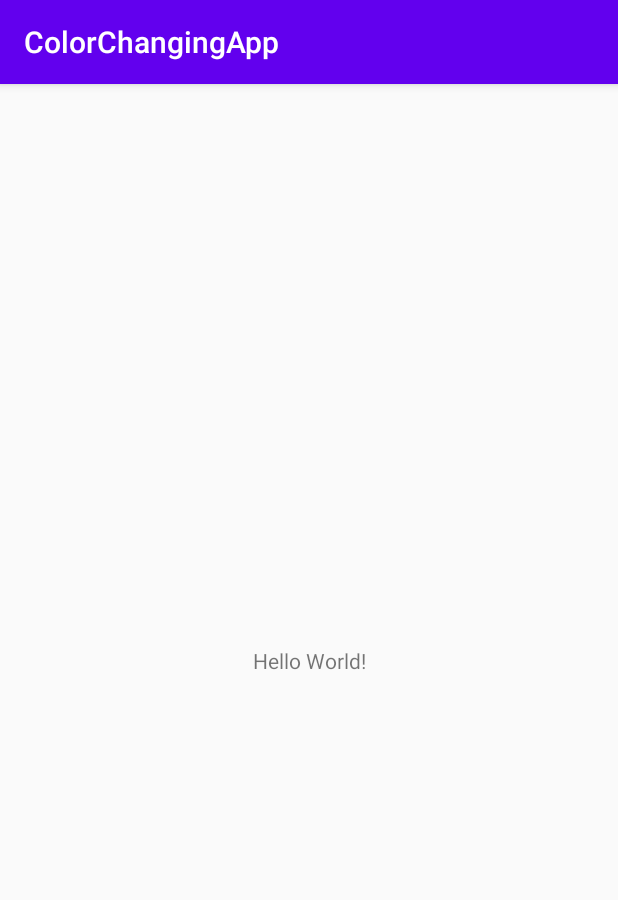
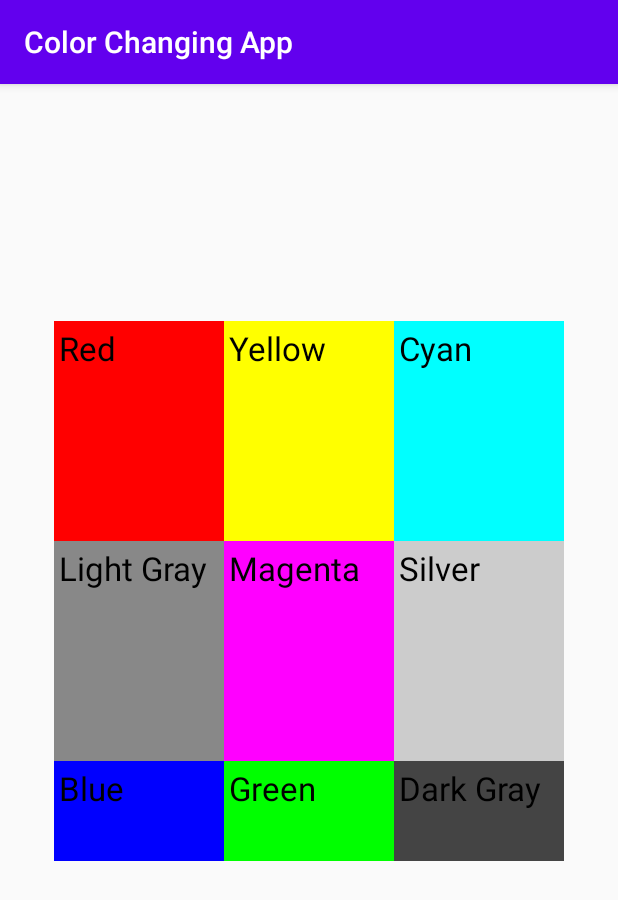
Before and after one commit to ShigureChen/Assignment04_ColorChangingApp, an Android app: the screen it shows after launch (MainActivity), on a phone screen of 412 x 824 dp. Shown: the top 900 px of the screen. Run offline under Robolectric (Android 15) with nearby library versions, the phone set to English and light mode, and no system bars.

Commit message:
Complete main activity with girdView, second activity is still under construction.

```diff
--- a/app/src/main/AndroidManifest.xml
+++ b/app/src/main/AndroidManifest.xml
@@ -9,6 +9,7 @@
         android:roundIcon="@mipmap/ic_launcher_round"
         android:supportsRtl="true"
         android:theme="@style/AppTheme">
+        <activity android:name=".MainActivity2"></activity>
         <activity android:name=".MainActivity">
             <intent-filter>
                 <action android:name="android.intent.action.MAIN" />
--- /dev/null
+++ b/app/src/main/java/edu/temple/colorchangingapp/GridAdapter.java
@@ -0,0 +1,48 @@
+package edu.temple.colorchangingapp;
+
+import android.content.Context;
+import android.graphics.Color;
+import android.view.View;
+import android.view.ViewGroup;
+import android.widget.BaseAdapter;
+import android.widget.TextView;
+
+public class GridAdapter extends BaseAdapter
+{
+    Context context;
+    String[] colourStr;
+    int[] colourInt;
+    public GridAdapter(Context context, String[] colourStr, int[] colourInt)
+    {
+        this.context = context;
+        this.colourStr = colourStr;
+        this.colourInt = colourInt;
+    }
+
+    @Override
+    public int getCount() {
+        return colourInt.length;
+    }
+
+    @Override
+    public Object getItem(int i) {
+        return colourStr[i];
+    }
+
+    @Override
+    public long getItemId(int i) {
+        return colourInt[i];
+    }
+
+    @Override
+    public View getView(int position, View convertView, ViewGroup viewGroup) {
+        TextView textView = new TextView(context);
+        textView.setText(colourStr[position]);
+        textView.setPadding(5, 5, 5, 5);
+        textView.setTextSize(22);
+        textView.setTextColor(Color.BLACK);
+        textView.setBackgroundColor(colourInt[position]);
+        textView.setHeight(220);
+        return textView;
+    }
+}
--- a/app/src/main/java/edu/temple/colorchangingapp/MainActivity.java
+++ b/app/src/main/java/edu/temple/colorchangingapp/MainActivity.java
@@ -2,15 +2,63 @@ package edu.temple.colorchangingapp;
 
 import androidx.appcompat.app.AppCompatActivity;
 
+import android.content.Context;
+import android.content.Intent;
+import android.graphics.Color;
 import android.os.Bundle;
+import android.view.View;
+import android.widget.AdapterView;
+import android.widget.GridView;
 
 public class MainActivity extends AppCompatActivity {
+
+    GridView gridView;
+    Context context;
 
     @Override
     protected void onCreate(Bundle savedInstanceState) {
         super.onCreate(savedInstanceState);
         setContentView(R.layout.activity_main);
 
+        String[] colourStr = new String[9];
+
+        colourStr[0] = "Red";
+        colourStr[1] = "Yellow";
+        colourStr[2] = "Cyan";
+        colourStr[3] = "Light Gray";
+        colourStr[4] = "Magenta";
+        colourStr[5] = "Silver";
+        colourStr[6] = "Blue";
+        colourStr[7] = "Green";
+        colourStr[8] = "Dark Gray";
+
+        final int[] colourInt = new int[9];
+
+        colourInt[0] = Color.RED;
+        colourInt[1] = Color.YELLOW;
+        colourInt[2] = Color.CYAN;
+        colourInt[3] = Color.GRAY;
+        colourInt[4] = Color.MAGENTA;
+        colourInt[5] = Color.LTGRAY;
+        colourInt[6] = Color.BLUE;
+        colourInt[7] = Color.GREEN;
+        colourInt[8] = Color.DKGRAY;
+
+        setTitle("Color Changing App");
+
+        gridView = findViewById(R.id.gridView);
+        final GridAdapter adapter = new GridAdapter(this, colourStr, colourInt);
+        gridView.setAdapter(adapter);
+        gridView.bringToFront();
+
+        gridView.setOnItemClickListener(new AdapterView.OnItemClickListener() {
+            @Override
+            public void onItemClick(AdapterView<?> adapterView, View view, int i, long l) {
+                Intent intent = new Intent(context, MainActivity2.class);
+                startActivity(intent);
+            }
+        });
+
 
     }
 }
--- a/app/src/main/res/layout/activity_main.xml
+++ b/app/src/main/res/layout/activity_main.xml
@@ -6,13 +6,15 @@
     android:layout_height="match_parent"
     tools:context=".MainActivity">
 
-    <TextView
-        android:layout_width="wrap_content"
-        android:layout_height="wrap_content"
-        android:text="Hello World!"
+    <GridView
+        android:id="@+id/gridView"
+        android:layout_width="340dp"
+        android:layout_height="360dp"
+        android:layout_marginTop="123dp"
+        android:layout_marginBottom="215dp"
+        android:numColumns="3"
         app:layout_constraintBottom_toBottomOf="parent"
-        app:layout_constraintLeft_toLeftOf="parent"
-        app:layout_constraintRight_toRightOf="parent"
+        app:layout_constraintEnd_toEndOf="parent"
+        app:layout_constraintStart_toStartOf="parent"
         app:layout_constraintTop_toTopOf="parent" />
-
 </androidx.constraintlayout.widget.ConstraintLayout>
```
Also changed, not shown: app/src/main/java/edu/temple/colorchangingapp/MainActivity2.java (added, +19 -0 lines), app/src/main/res/layout/activity_main2.xml (added, +18 -0 lines).
